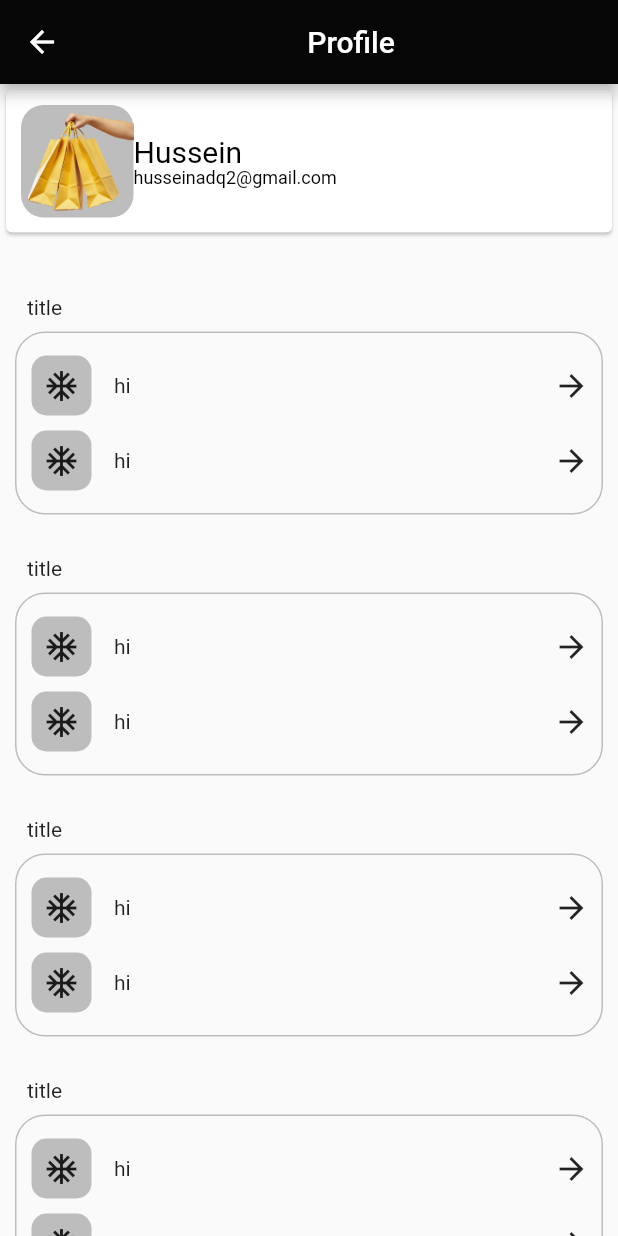
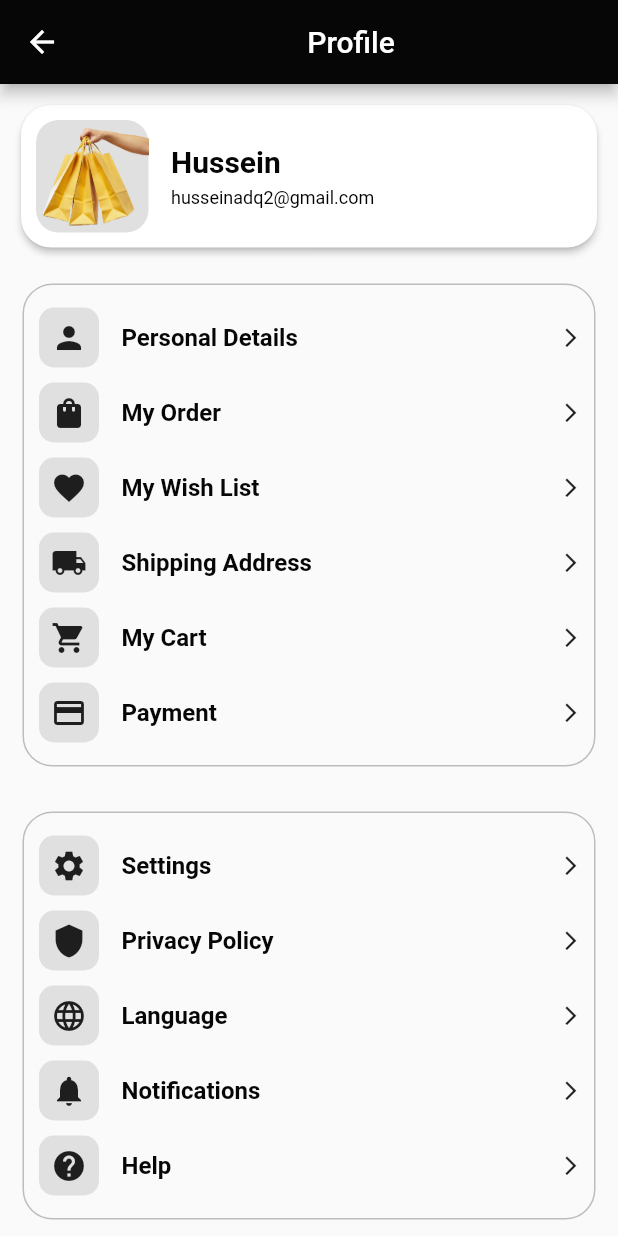
Before and after one commit to Husseinadq/lotus-mobile, a Flutter app: the ProfileScreen screen opened by its route, on a phone screen of 412 x 824 dp. Run offline on Flutter 3.47's test engine with Material 2 defaults, Android fonts, the phone set to English and light mode, and no system bars; our stand-ins replace curved_navigation_bar, dots_indicator, flutter_slidable, font_awesome_flutter, get; network calls fail.

```diff
--- a/lib/pages/category/categories_screen.dart
+++ b/lib/pages/category/categories_screen.dart
@@ -1,12 +1,17 @@
+// ignore_for_file: public_member_api_docs, sort_constructors_first
 import 'package:flutter/material.dart';
+
 import 'package:lotus/pages/category/expansion_tile_card.dart';
 import 'package:lotus/utils/dimensions.dart';
 
 import '../../widgets/app_bar/app_bar.dart';
 import 'main_categories_card.dart';
+import 'main_side_category.dart';
 
 class CategoriesScreen extends StatelessWidget {
-  const CategoriesScreen({super.key});
+  const CategoriesScreen({
+    Key? key,
+  }) : super(key: key);
 
   @override
   Widget build(BuildContext context) {
@@ -21,21 +26,7 @@ class CategoriesScreen extends StatelessWidget {
                   child: SizedBox(
                     height: Dimensions.categoryScreenHeight,
                     child: Column(
-                      children: [
-                        Expanded(
-                          child: ListView(
-                            scrollDirection: Axis.vertical,
-                            children: const [
-                              MainCategoriesCard(
-                                  title: "Mobiles & Accessories"),
-                              MainCategoriesCard(title: "Home & Kitchen"),
-                              MainCategoriesCard(title: "Gift Cards"),
-                              MainCategoriesCard(
-                                  title: "Beauty & Personal Care"),
-                            ],
-                          ),
-                        ),
-                      ],
+                      children: [MainSideCategory()],
                     ),
                   )),
               Expanded(
--- a/lib/pages/home/Main_shop_page.dart
+++ b/lib/pages/home/Main_shop_page.dart
@@ -53,11 +53,6 @@ class _MainShopPageState extends State<MainShopPage> {
               color: AppColors.primary,
             ),
             Icon(
-              Icons.local_offer,
-              size: 30,
-              color: AppColors.primary,
-            ),
-            Icon(
               Icons.person,
               size: 30,
               color: AppColors.primary,
--- a/lib/pages/profile/profile_screan.dart
+++ b/lib/pages/profile/profile_screan.dart
@@ -6,7 +6,6 @@ import 'package:lotus/utils/colors.dart';
 import 'package:lotus/utils/dimensions.dart';
 import 'package:lotus/widgets/big_text.dart';
 import 'package:lotus/widgets/small_text.dart';
-
 
 class ProfileScreen extends StatelessWidget {
   const ProfileScreen({super.key});
@@ -27,15 +26,23 @@ class ProfileScreen extends StatelessWidget {
             child: Column(
           mainAxisAlignment: MainAxisAlignment.start,
           children: [
-            Card(
+            Container(
+              margin: EdgeInsets.only(top: 10, left: 10, right: 10),
+              child: Card(
+                elevation: 2,
+                shape: RoundedRectangleBorder(
+                  borderRadius: BorderRadius.circular(20.0),
+                ),
                 child: Container(
-                padding: EdgeInsets.all(10),
+                  margin: EdgeInsets.all(10),
+                  decoration:
+                      BoxDecoration(borderRadius: BorderRadius.circular(20)),
                   child: Row(
                     children: [
                       Container(
                         height: Dimensions.height75,
                         decoration: BoxDecoration(
-                          color: AppColors.grey,
+                            color: AppColors.lightgrey,
                             borderRadius:
                                 BorderRadius.circular(Dimensions.radius15)),
                         child: Image.asset(
@@ -43,29 +50,36 @@ class ProfileScreen extends StatelessWidget {
                           fit: BoxFit.cover,
                         ),
                       ),
-                    Column(
+                      Container(
+                        margin: EdgeInsets.only(left: 15),
+                        child: Column(
                           crossAxisAlignment: CrossAxisAlignment.start,
                           mainAxisAlignment: MainAxisAlignment.spaceBetween,
                           children: [
-                        BigText(text: "Hussein"),
+                            Text(
+                              "Hussein",
+                              style: TextStyle(
+                                  color: AppColors.secondry,
+                                  fontWeight: FontWeight.bold,
+                                  fontSize: 20),
+                            ),
+                            SizedBox(
+                              height: 7,
+                            ),
                             SmallText(text: "husseinadq2@gmail.com")
                           ],
+                        ),
                       )
                     ],
                   ),
                 ),
               ),
+            ),
             SizedBox(
-              height: Dimensions.height20,
+              height: Dimensions.height5,
             ),
             profileSection(),
-            profileSection(),
-            profileSection(),
-            profileSection(),
-            profileSection(),
-            profileSection(),
-            profileSection(),
-            profileSection(),
+            profileSettingSection(),
           ],
         )),
       ),
@@ -75,14 +89,14 @@ class ProfileScreen extends StatelessWidget {
 
   Widget profileSection() {
     return Container(
-      padding: EdgeInsets.all(10),
+      padding: EdgeInsets.all(15),
       child: Column(
         crossAxisAlignment: CrossAxisAlignment.start,
         children: [
-          Padding(
-            padding: const EdgeInsets.all(8.0),
-            child: Text("title"),
-          ),
+          // Padding(
+          //   padding: const EdgeInsets.all(8.0),
+          //   child: Text(""),
+          // ),
           Container(
             decoration: BoxDecoration(
                 border: Border.all(width: 1, color: AppColors.grey),
@@ -91,8 +105,45 @@ class ProfileScreen extends StatelessWidget {
               SizedBox(
                 height: Dimensions.height10,
               ),
-              profileItem(Icons.ac_unit_outlined, "hi"),
-              profileItem(Icons.ac_unit_outlined, "hi"),
+              profileItem(Icons.person, "Personal Details"),
+              profileItem(Icons.shopping_bag, "My Order"),
+              profileItem(Icons.favorite, "My Wish List"),
+              profileItem(Icons.local_shipping, "Shipping Address"),
+              profileItem(Icons.shopping_cart, "My Cart"),
+              profileItem(Icons.payment, "Payment"),
+              SizedBox(
+                height: Dimensions.height10,
+              ),
+            ]),
+          ),
+        ],
+      ),
+    );
+  }
+
+  Widget profileSettingSection() {
+    return Container(
+      padding: EdgeInsets.all(15),
+      child: Column(
+        crossAxisAlignment: CrossAxisAlignment.start,
+        children: [
+          // Padding(
+          //   padding: const EdgeInsets.all(8.0),
+          //   child: Text(""),
+          // ),
+          Container(
+            decoration: BoxDecoration(
+                border: Border.all(width: 1, color: AppColors.grey),
+                borderRadius: BorderRadius.circular(Dimensions.radius20)),
+            child: Column(children: [
+              SizedBox(
+                height: Dimensions.height10,
+              ),
+              profileItem(Icons.settings, "Settings"),
+              profileItem(Icons.shield, "Privacy Policy"),
+              profileItem(Icons.language, "Language"),
+              profileItem(Icons.notifications, "Notifications"),
+              profileItem(Icons.help, "Help"),
               SizedBox(
                 height: Dimensions.height10,
               ),
@@ -120,19 +171,31 @@ class ProfileScreen extends StatelessWidget {
                 height: Dimensions.height40,
                 width: Dimensions.height40,
                 decoration: BoxDecoration(
-                    color: AppColors.grey,
+                    color: AppColors.lightgrey,
                     borderRadius: BorderRadius.circular(Dimensions.radius10)),
                 child: Icon(icon),
               ),
-              Container(margin: EdgeInsets.only(left: 15), child: Text(title))
+              Container(
+                  margin: EdgeInsets.only(left: 15), child: ItemText(title))
             ],
           ),
           Padding(
             padding: const EdgeInsets.all(8.0),
-            child: Icon(Icons.arrow_forward),
+            child: Icon(
+              Icons.arrow_forward_ios,
+              size: 15,
+            ),
           )
         ],
       ),
     );
   }
+
+  Widget ItemText(String title) {
+    return Text(
+      title,
+      style: TextStyle(
+          color: AppColors.secondry, fontWeight: FontWeight.bold, fontSize: 16),
+    );
   }
+}
--- a/lib/utils/app_constants.dart
+++ b/lib/utils/app_constants.dart
@@ -34,7 +34,6 @@ class AppConstants {
   static const List<Widget> NAV_BAR_SCREEN = [
     HomeScreen(),
     CategoriesScreen(),
-    HomeScreen(),
     ProfileScreen(),
     CartScreen()
   ];
--- a/lib/utils/colors.dart
+++ b/lib/utils/colors.dart
@@ -9,4 +9,5 @@ class AppColors {
   static final Color thirdAccent = Color.fromARGB(255, 232, 209, 125);
   static final Color grey = Colors.grey[400]!;
   static final Color lightgrey = Colors.grey[300]!;
+  static final Color lightergrey = Colors.grey[200]!;
 }
--- a/lib/utils/dimensions.dart
+++ b/lib/utils/dimensions.dart
@@ -49,6 +49,7 @@ class Dimensions {
 
 //############  Start Height Size  ############//
   static double height5 = screenHeight / (screenHeight / 5);
+  static double height7 = screenHeight / (screenHeight / 7);
   static double height10 = screenHeight / (screenHeight / 10);
   static double height15 = screenHeight / (screenHeight / 15);
   static double height20 = screenHeight / (screenHeight / 20);
@@ -58,6 +59,7 @@ class Dimensions {
   static double height40 = screenHeight / (screenHeight / 40);
   static double height45 = screenHeight / (screenHeight / 45);
   static double height50 = screenHeight / (screenHeight / 50);
+  static double height60 = screenHeight / (screenHeight / 60);
   static double height75 = screenHeight / (screenHeight / 75);
   static double height90 = screenHeight / (screenHeight / 90);
   static double height100 = screenHeight / (screenHeight / 100);
@@ -131,7 +133,7 @@ class Dimensions {
 
 //########### start category screen dimensions ###########
   static double categoryScreenHeight = screenHeight - height130;
-  static double mainCategorySectionHeight = height75;
+  static double mainCategorySectionHeight = height60;
   static double expansionTileSection = height200;
 //########### start category screen dimensions ###########
 }
```
Also changed, not shown: lib/pages/category/main_categories_card.dart (+9 -2 lines), lib/pages/category/main_side_category.dart (added, +74 -0 lines), lib/widgets/category_list_view.dart (+12 -6 lines), lib/widgets/product/product_cart_card.dart (+62 -31 lines). Lines whose indentation alone changed are shown as unchanged.
